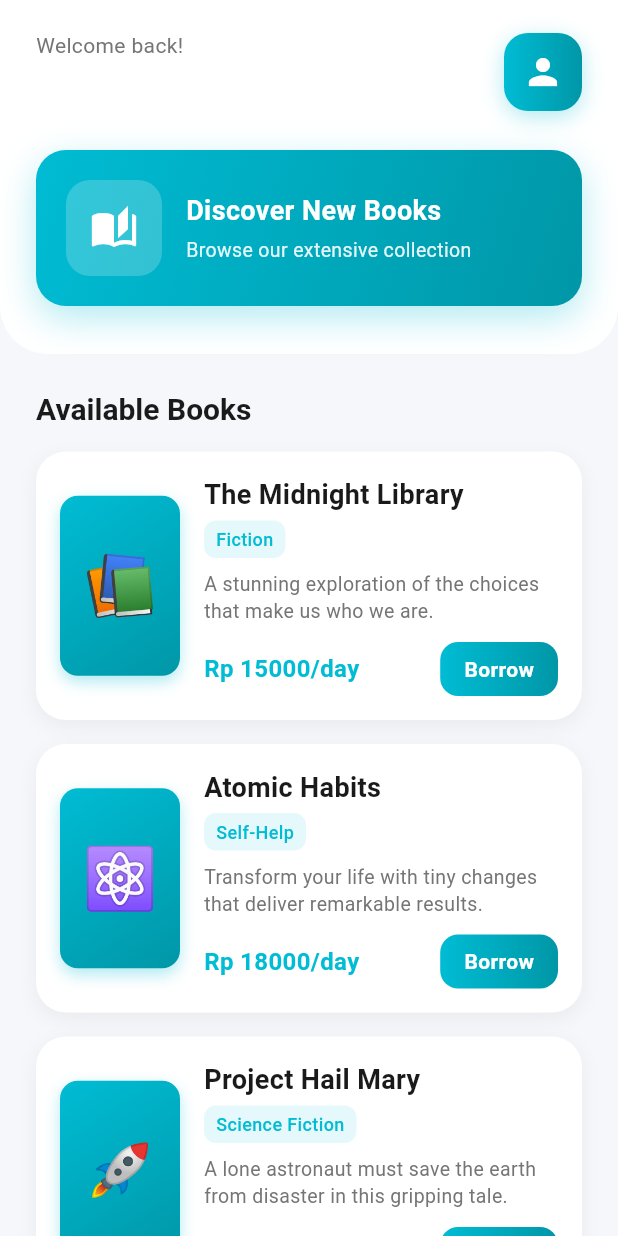
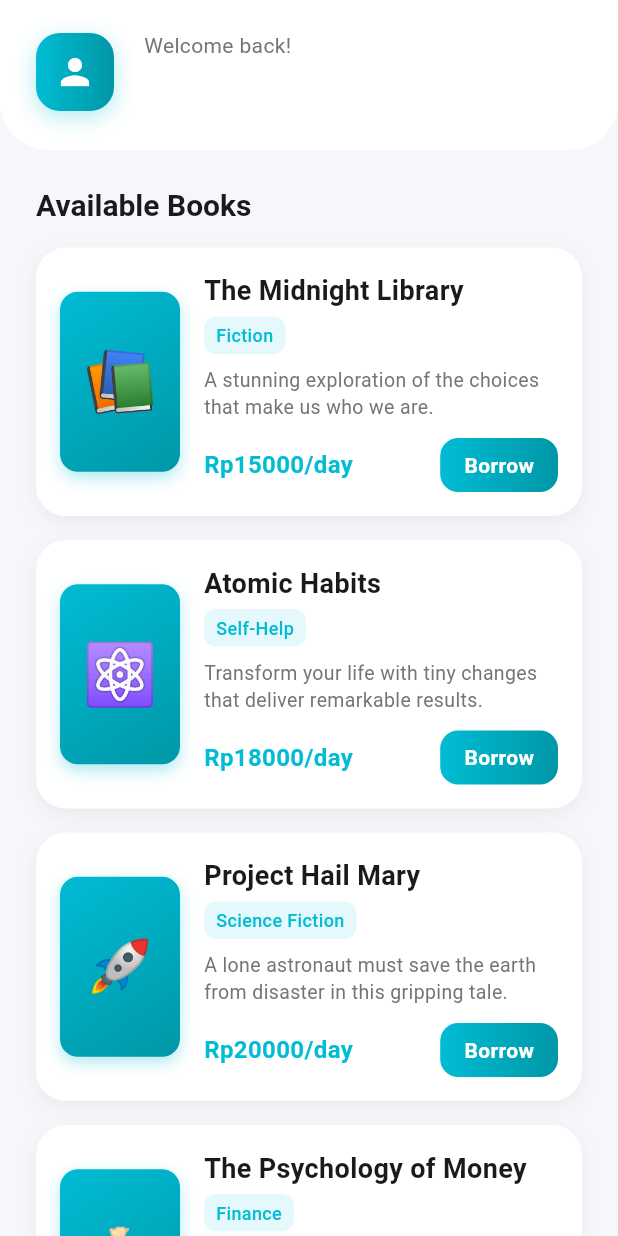
Before and after one commit to Ruziqnahm/utspam_5a_0039_perpus, a Flutter app: the _HomePage screen opened directly with empty values, on a phone screen of 412 x 824 dp. Run offline on Flutter 3.47's test engine with Material 3 defaults, Android fonts, the phone set to English and light mode, and no system bars; our stand-ins replace sqflite; accounts and stored records are empty.

Commit message:
hapus elemen card

```diff
--- a/lib/screens/home_screen.dart
+++ b/lib/screens/home_screen.dart
@@ -111,32 +111,13 @@
                   ),
                 ),
                 child: Padding(
-                  padding: const EdgeInsets.fromLTRB(24, 20, 24, 32),
+                  padding: const EdgeInsets.fromLTRB(24, 20, 24, 24),
                   child: Column(
                     crossAxisAlignment: CrossAxisAlignment.start,
                     children: [
                       Row(
                         mainAxisAlignment: MainAxisAlignment.spaceBetween,
                         children: [
-                          Expanded(
-                            child: Column(
-                              crossAxisAlignment: CrossAxisAlignment.start,
-                              children: [
-                                Text(
-                                  'Welcome back!',
-                                  style: Theme.of(context).textTheme.bodyMedium,
-                                ),
-                                const SizedBox(height: 4),
-                                Text(
-                                  user.fullName,
-                                  style: Theme.of(
-                                    context,
-                                  ).textTheme.displayMedium,
-                                  overflow: TextOverflow.ellipsis,
-                                ),
-                              ],
-                            ),
-                          ),
                           Container(
                             padding: const EdgeInsets.all(12),
                             decoration: BoxDecoration(
@@ -160,66 +141,27 @@
                               size: 28,
                             ),
                           ),
-                        ],
-                      ),
-                      const SizedBox(height: 24),
-                      Container(
-                        padding: const EdgeInsets.all(20),
-                        decoration: BoxDecoration(
-                          gradient: const LinearGradient(
-                            colors: [Color(0xFF00BCD4), Color(0xFF0097A7)],
-                            begin: Alignment.topLeft,
-                            end: Alignment.bottomRight,
-                          ),
-                          borderRadius: BorderRadius.circular(20),
-                          boxShadow: [
-                            BoxShadow(
-                              color: const Color(0xFF00BCD4).withOpacity(0.3),
-                              blurRadius: 20,
-                              offset: const Offset(0, 8),
-                            ),
-                          ],
-                        ),
-                        child: Row(
-                          children: [
-                            Container(
-                              padding: const EdgeInsets.all(16),
-                              decoration: BoxDecoration(
-                                color: Colors.white.withOpacity(0.2),
-                                borderRadius: BorderRadius.circular(16),
-                              ),
-                              child: const Icon(
-                                Icons.auto_stories,
-                                color: Colors.white,
-                                size: 32,
-                              ),
-                            ),
-                            const SizedBox(width: 16),
+                          SizedBox(width: 20),
                           Expanded(
                             child: Column(
                               crossAxisAlignment: CrossAxisAlignment.start,
                               children: [
-                                  const Text(
-                                    'Discover New Books',
-                                    style: TextStyle(
-                                      color: Colors.white,
-                                      fontSize: 18,
-                                      fontWeight: FontWeight.bold,
-                                    ),
+                                Text(
+                                  'Welcome back!',
+                                  style: Theme.of(context).textTheme.bodyMedium,
                                 ),
                                 const SizedBox(height: 4),
                                 Text(
-                                    'Browse our extensive collection',
-                                    style: TextStyle(
-                                      color: Colors.white.withOpacity(0.9),
-                                      fontSize: 13,
-                                    ),
+                                  user.fullName,
+                                  style: Theme.of(
+                                    context,
+                                  ).textTheme.displayMedium,
+                                  overflow: TextOverflow.ellipsis,
                                 ),
                               ],
                             ),
                           ),
                         ],
-                        ),
                       ),
                     ],
                   ),
@@ -355,7 +297,7 @@
                           mainAxisAlignment: MainAxisAlignment.spaceBetween,
                           children: [
                             Text(
-                              'Rp ${book.pricePerDay.toStringAsFixed(0)}/day',
+                              'Rp${book.pricePerDay.toStringAsFixed(0)}/day',
                               style: const TextStyle(
                                 color: Color(0xFF00BCD4),
                                 fontSize: 16,
```
Lines whose indentation alone changed are shown as unchanged.
